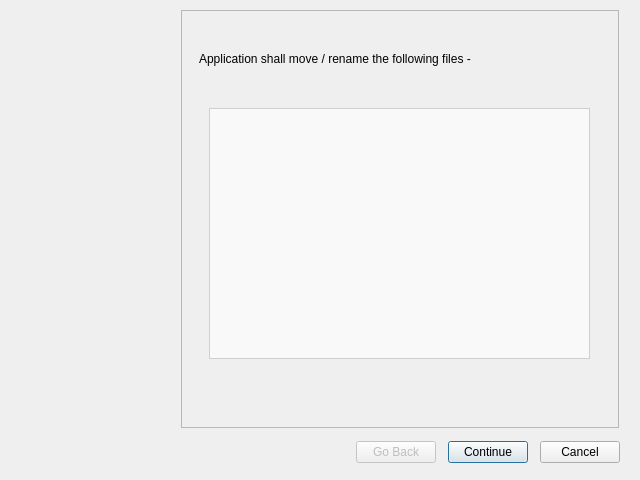
This is ui/views/auto_organize.ui in paljsingh/impartus-downloader as Qt 5 draws it before an edit. The edited form follows.
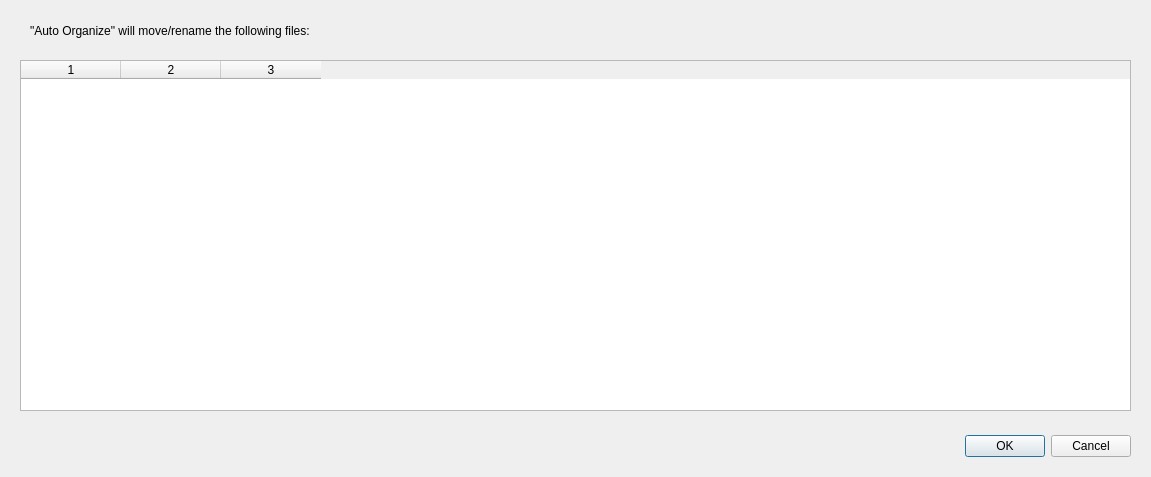
This is the edited form.

Commit message: auto-organize menu working

What changed in the file:
```diff
--- a/ui/views/auto_organize.ui
+++ b/ui/views/auto_organize.ui
@@ -1,7 +1,7 @@
 <?xml version="1.0" encoding="UTF-8"?>
 <ui version="4.0">
- <class>Wizard</class>
- <widget class="QWizard" name="Wizard">
+ <class>Dialog</class>
+ <widget class="QDialog" name="Dialog">
   <property name="windowModality">
    <enum>Qt::NonModal</enum>
   </property>
@@ -9,43 +9,63 @@
    <rect>
     <x>0</x>
     <y>0</y>
-    <width>640</width>
-    <height>480</height>
+    <width>1151</width>
+    <height>477</height>
    </rect>
   </property>
   <property name="windowTitle">
    <string>Wizard</string>
   </property>
-  <property name="wizardStyle">
-   <enum>QWizard::MacStyle</enum>
-  </property>
-  <property name="options">
-   <set>QWizard::NoDefaultButton</set>
-  </property>
-  <widget class="QWizardPage" name="wizardPage1">
-   <widget class="QLabel" name="label">
+  <widget class="QDialogButtonBox" name="buttonBox">
     <property name="geometry">
      <rect>
-      <x>10</x>
-      <y>10</y>
-      <width>351</width>
-      <height>61</height>
-     </rect>
-    </property>
-    <property name="text">
-     <string>Application shall move / rename the following files -</string>
+     <x>510</x>
+     <y>430</y>
+     <width>621</width>
+     <height>32</height>
+    </rect>
+   </property>
+   <property name="orientation">
+    <enum>Qt::Horizontal</enum>
+   </property>
+   <property name="standardButtons">
+    <set>QDialogButtonBox::Cancel|QDialogButtonBox::Ok</set>
     </property>
    </widget>
    <widget class="QTableWidget" name="tableWidget">
     <property name="geometry">
      <rect>
       <x>20</x>
-      <y>90</y>
-      <width>381</width>
-      <height>251</height>
-     </rect>
-    </property>
-   </widget>
+     <y>60</y>
+     <width>1111</width>
+     <height>351</height>
+    </rect>
+   </property>
+   <property name="editTriggers">
+    <set>QAbstractItemView::NoEditTriggers</set>
+   </property>
+   <property name="columnCount">
+    <number>3</number>
+   </property>
+   <attribute name="horizontalHeaderVisible">
+    <bool>true</bool>
+   </attribute>
+   <column/>
+   <column/>
+   <column/>
+  </widget>
+  <widget class="QLabel" name="label">
+   <property name="geometry">
+    <rect>
+     <x>30</x>
+     <y>20</y>
+     <width>571</width>
+     <height>21</height>
+    </rect>
+   </property>
+   <property name="text">
+    <string>&quot;Auto Organize&quot; will move/rename the following files:</string>
+   </property>
   </widget>
   <widget class="QWizardPage" name="wizardPage2"/>
  </widget>
```
Left out of the diff: 40 changed lines with no effect on the pictures. Lines whose indentation alone changed are shown as unchanged. The commit also changes 13 other files.
